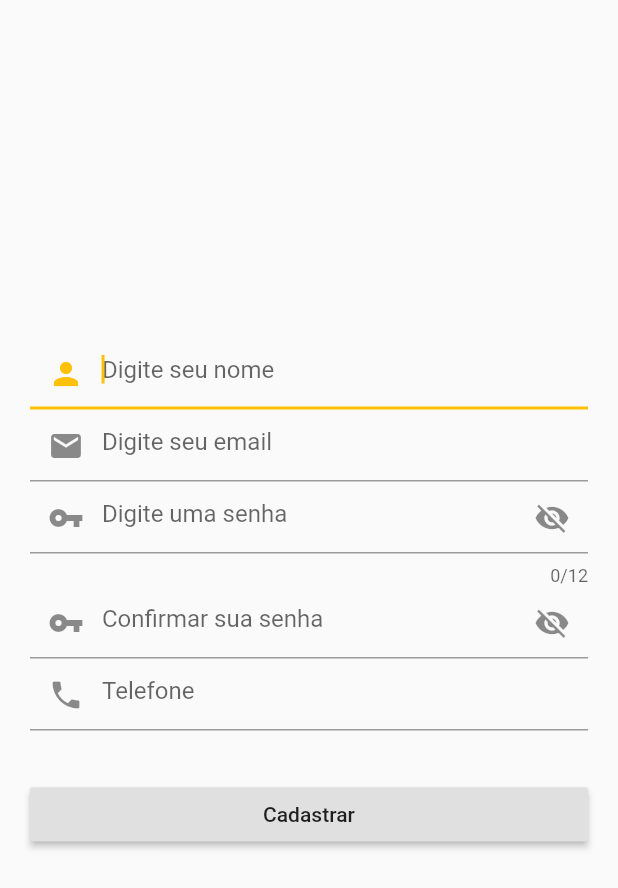
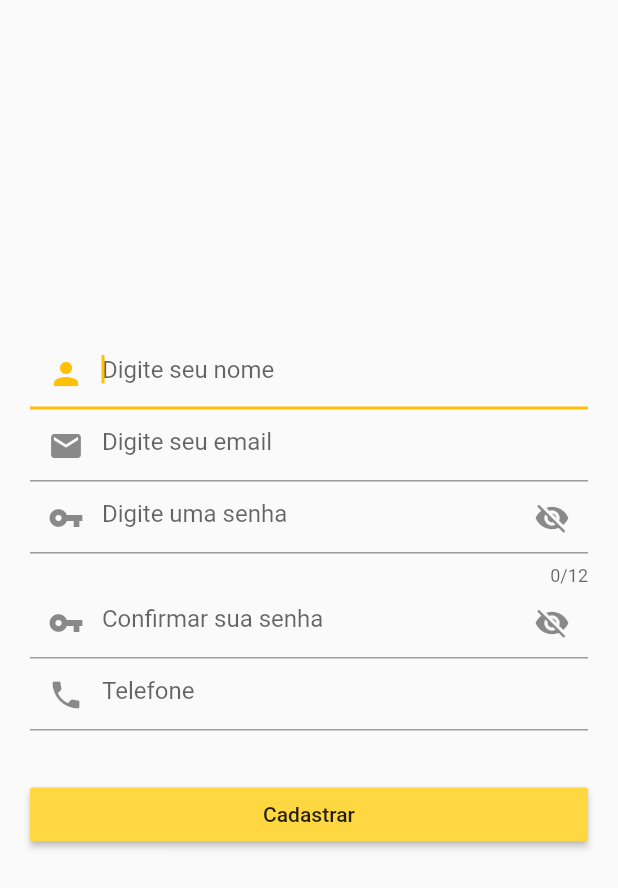
Before and after one commit to alineargentin/tcc_regulariza, a Flutter app: the Cadastro screen opened by its route, on a phone screen of 412 x 824 dp. Shown: the top 888 px of the screen. Run offline on Flutter 3.47's test engine with Material 2 defaults, Android fonts, the phone set to English and light mode, and no system bars; our stand-ins replace cloud_firestore, firebase_auth, flushbar, flutter_masked_text, shared_preferences; missing offline and left inert: clippy_flutter, flutter_dialogflow; accounts and stored records are empty.

Commit message:
muda cor do botão de confirmar cadastro
Signed-off-by: Aline Argentin <alineroberta.argentin@gmail.com>

```diff
--- a/lib/views/cadastro.dart
+++ b/lib/views/cadastro.dart
@@ -248,7 +248,11 @@ class _CadastroState extends State<Cadastro> {
   Widget _showSignUpButton() {
     return Padding(
       padding: const EdgeInsets.symmetric(vertical: 32.0),
-      child: RaisedButton(child: Text('Cadastrar'), onPressed: _signUp),
+      child: RaisedButton(
+        child: Text('Cadastrar'),
+        color: Colors.amberAccent,
+        onPressed: _signUp,
+      ),
     );
   }
 }
```
